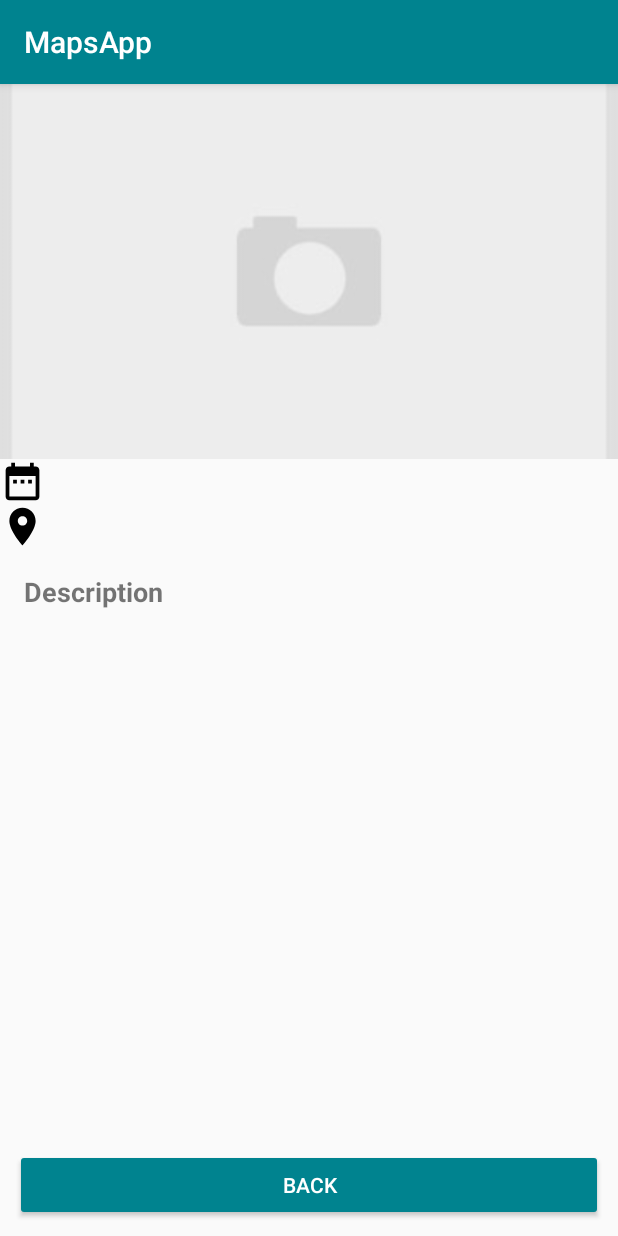
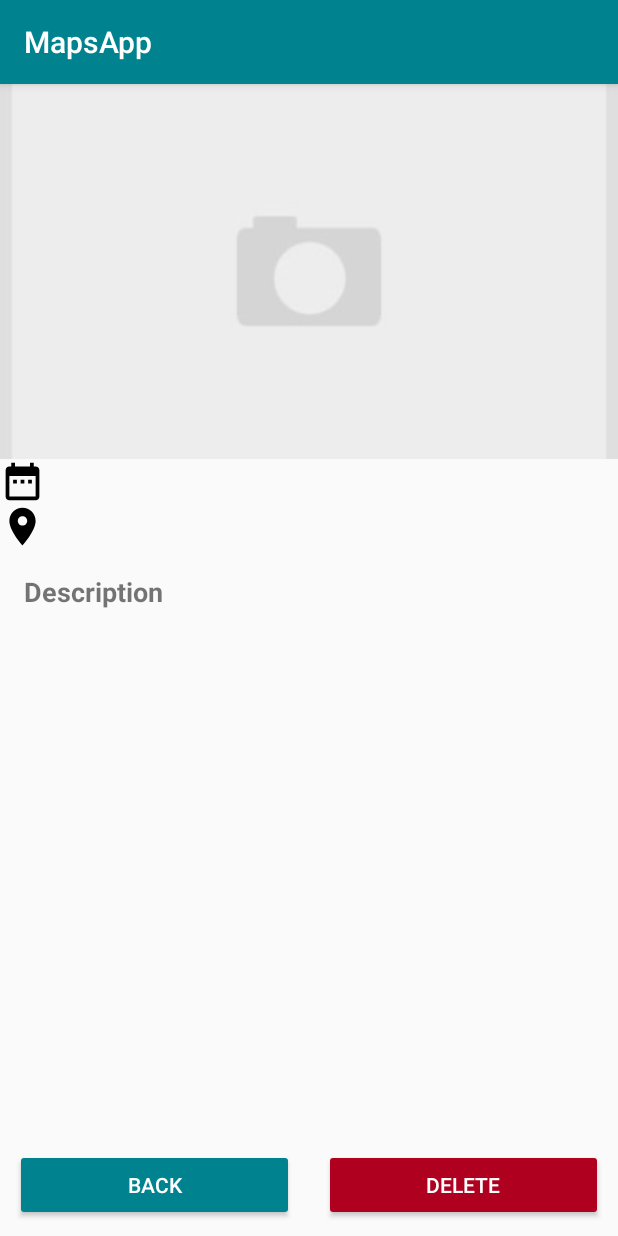
Before and after one commit to AngeloC98/MapsApp, an Android app: the PinDetail screen opened directly, with no data from a screen before it, on a phone screen of 412 x 824 dp. Run offline under Robolectric (Android 15) with nearby library versions, the phone set to English and light mode, and no system bars; our stand-ins replace Firebase (no records; nobody signed in at launch, a user with empty details on screens opened directly), Picasso; 2 statements that could not run were skipped.

Commit message:
Added delete pin option

```diff
--- a/app/src/main/java/com/example/mapsapp/UI/PinDetail.kt
+++ b/app/src/main/java/com/example/mapsapp/UI/PinDetail.kt
@@ -24,12 +24,19 @@ class PinDetail : AppCompatActivity() {
     }
 
     private fun initViews() {
-        button.setOnClickListener { finish() }
-
         //get data from intent
         val intent = intent
         id = intent.getStringExtra("pin")
         setFields()
+
+        button.setOnClickListener { finish() }
+        btnDelete.setOnClickListener {
+            db.collection("pins").document(id!!)
+                .delete()
+                .addOnSuccessListener {
+                    finish()
+                }
+        }
     }
 
     private fun setFields() {
--- a/app/src/main/res/layout/activity_pin_detail.xml
+++ b/app/src/main/res/layout/activity_pin_detail.xml
@@ -76,12 +76,28 @@
         android:layout_width="0dp"
         android:layout_height="wrap_content"
         android:layout_margin="10dp"
+        android:layout_marginStart="16dp"
+        android:layout_marginBottom="8dp"
         android:backgroundTint="@color/colorPrimary"
         android:text="@string/button_back"
         android:textColor="#FFFFFF"
         app:layout_constraintBottom_toBottomOf="parent"
+        app:layout_constraintEnd_toStartOf="@+id/btnDelete"
+        app:layout_constraintStart_toStartOf="parent" />
+
+    <Button
+        android:id="@+id/btnDelete"
+        android:layout_width="0dp"
+        android:layout_height="wrap_content"
+        android:layout_margin="10dp"
+        android:layout_marginStart="10dp"
+        android:layout_marginBottom="8dp"
+        android:backgroundTint="@color/design_default_color_error"
+        android:text="@string/button_delete"
+        android:textColor="#FFFFFF"
+        app:layout_constraintBottom_toBottomOf="parent"
         app:layout_constraintEnd_toEndOf="parent"
-        app:layout_constraintStart_toStartOf="parent" />
+        app:layout_constraintStart_toEndOf="@+id/button" />
 
     <TextView
         android:id="@+id/tvDescription"
--- a/app/src/main/res/values/strings.xml
+++ b/app/src/main/res/values/strings.xml
@@ -9,4 +9,5 @@
     <string name="description_text">Description</string>
     <string name="button_save">Save</string>
     <string name="button_back">Back</string>
+    <string name="button_delete">Delete</string>
 </resources>
```
Also changed, not shown: app/src/main/java/com/example/mapsapp/UI/AddPin.kt (+4 -3 lines).
